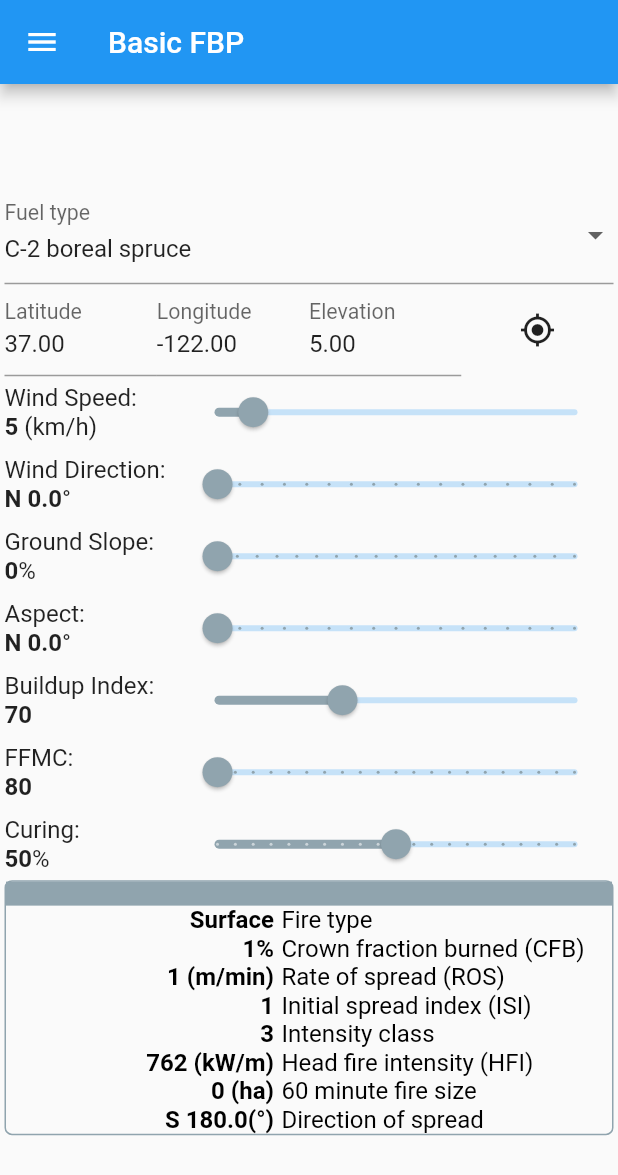
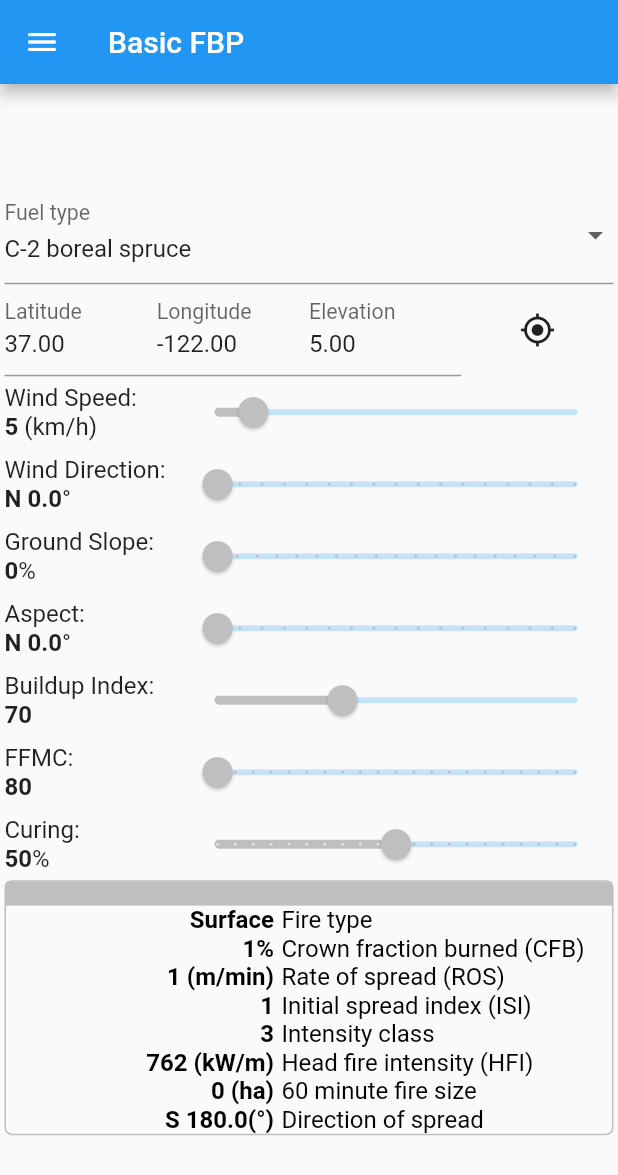
Before and after one commit to bcgov/fbp-go, a Flutter app: the screen it shows after launch, after a tap on "C-2 boreal spruce", on a phone screen of 412 x 824 dp. Shown: the top 1175 px of the screen. Run offline on Flutter 3.47's test engine with Material 2 defaults, Android fonts, the phone set to English and light mode, and no system bars; our stand-ins replace geolocator, permission_handler.

Commit message:
change intensity class colours

```diff
--- a/lib/fire_widgets.dart
+++ b/lib/fire_widgets.dart
@@ -19,20 +19,27 @@ import 'package:fire_behaviour_app/global.dart';
 import 'fire.dart';
 import 'package:flutter/material.dart';
 
+const Color intensityClass1 = Color(0xFF707070);
+const Color intensityClass2 = Color(0xFF8C8C8C);
+const Color intensityClass3 = Color(0xFFBFBFBF);
+const Color intensityClass4 = Color(0xFFE5C5C2);
+const Color intensityClass5 = Color(0xFFE5A099);
+const Color intensityClass6 = Color(0xFFFA0000);
+
 Color getIntensityClassColor(int intensityClass) {
   switch (intensityClass) {
     case 1:
-      return Colors.blueGrey.shade500;
+      return intensityClass1;
     case 2:
-      return Colors.blueGrey.shade400;
+      return intensityClass2;
     case 3:
-      return Colors.blueGrey.shade300;
+      return intensityClass3;
     case 4:
-      return Colors.deepOrange.shade200;
+      return intensityClass4;
     case 5:
-      return Colors.deepOrange.shade400;
+      return intensityClass5;
     case 6:
-      return Colors.red.shade500;
+      return intensityClass6;
     default:
       throw Exception('Invalid intensity class');
   }
```
Also changed, not shown: 1 other file.
